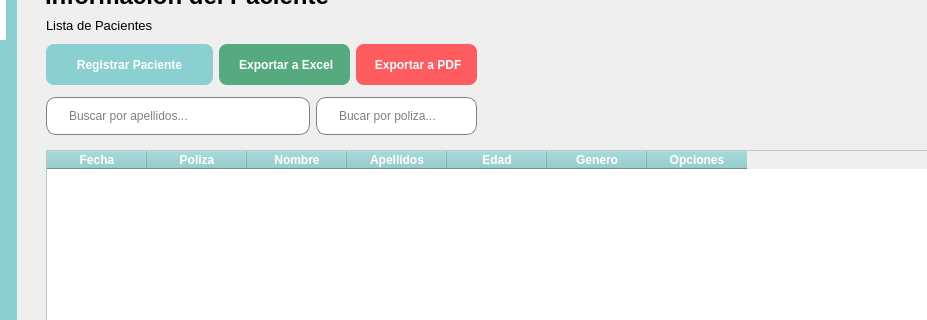
Old version of the form ui_principal.ui in the repository gucasta/proyectoEmily; both pictures show x 154 to 1081 and y 100 to 420 of the 1280 by 720 pixel window.
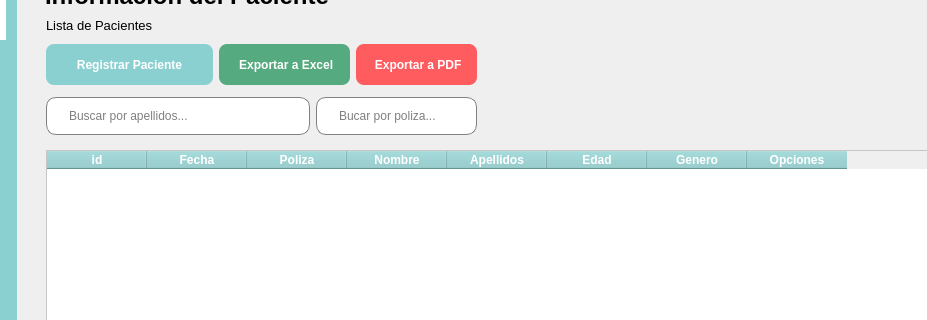
New version of the form. Icons and pictures are not drawn.

What changed in the file:
```diff
--- a/ui_principal.ui
+++ b/ui_principal.ui
@@ -580,6 +580,11 @@
        <property name="alternatingRowColors">
         <bool>true</bool>
        </property>
+       <column>
+        <property name="text">
+         <string>id</string>
+        </property>
+       </column>
        <column>
         <property name="text">
          <string>Fecha</string>
```
